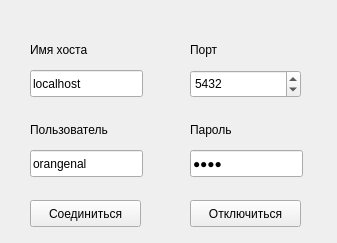
Above: 6_semestr/PABD/lab5/Prog/l5_program/authorization.ui from OranGeNaL/labs before the change. Below: the same form after it.
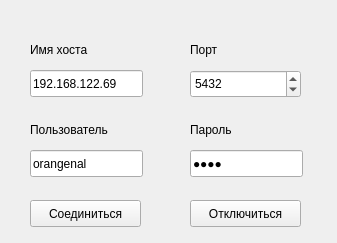
That is the form after the change.

What changed in the file:
```diff
--- a/6_semestr/PABD/lab5/Prog/l5_program/authorization.ui
+++ b/6_semestr/PABD/lab5/Prog/l5_program/authorization.ui
@@ -36,7 +36,7 @@
     </rect>
    </property>
    <property name="text">
-    <string>localhost</string>
+    <string>192.168.122.69</string>
    </property>
   </widget>
   <widget class="QLineEdit" name="editUser">
```
